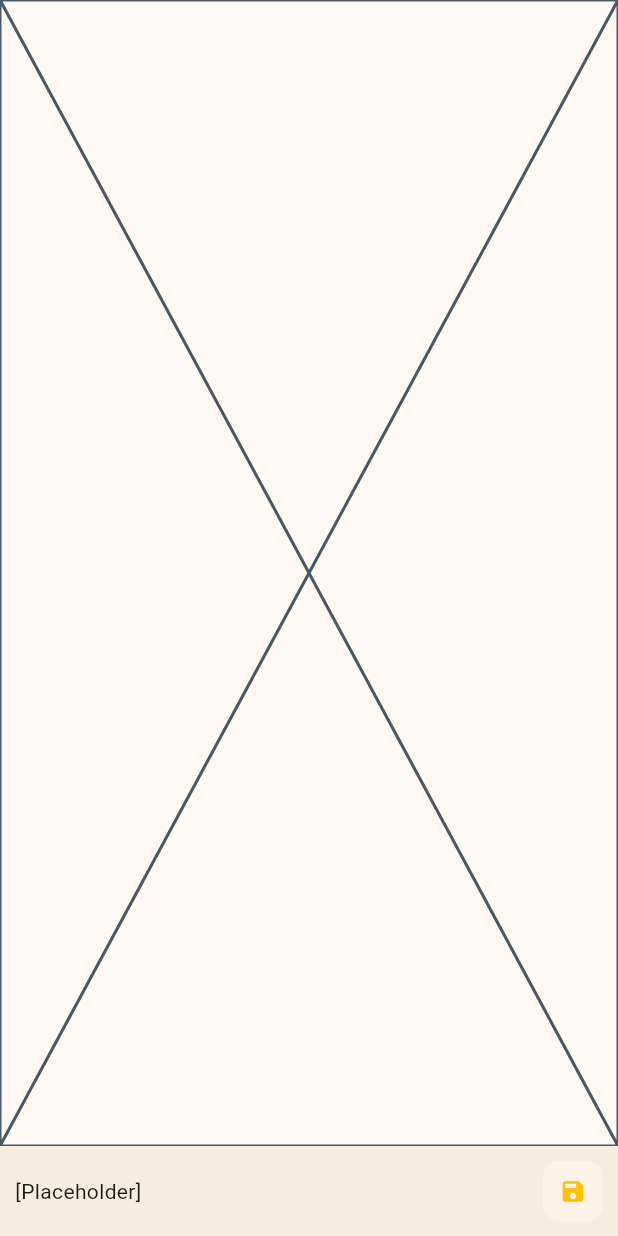
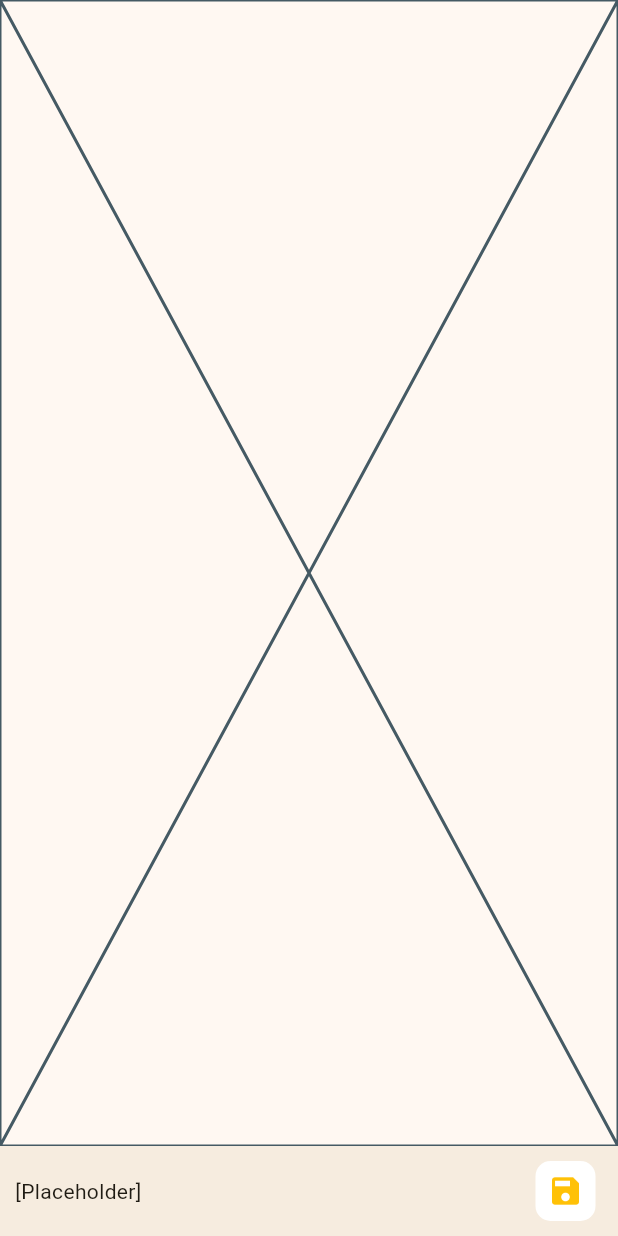
Before and after one commit to JSPasta/Mobile-App, a Flutter app: the screen it shows after launch, on a phone screen of 412 x 824 dp. Run offline on Flutter 3.47's test engine with Material 3 defaults, Android fonts, the phone set to English and light mode, and no system bars.

Commit message:
trying new custom button

```diff
--- /dev/null
+++ b/lib/components/button.dart
@@ -0,0 +1,68 @@
+import 'package:flutter/material.dart';
+
+class Button extends StatefulWidget {
+  final double height;
+  final Icon icon;
+
+  const Button({super.key, required this.icon, this.height = 40});
+
+  @override
+  State<Button> createState() => _ButtonState();
+}
+
+class _ButtonState extends State<Button> with SingleTickerProviderStateMixin {
+  late AnimationController _controller;
+  late Animation<Color?> _backgroundColor;
+  final Color _defaultColor = Colors.white;
+  final Color _hoverColor = Colors.amber[100]!;
+
+  @override
+  void initState() {
+    super.initState();
+    _controller = AnimationController(
+      vsync: this,
+      duration: const Duration(milliseconds: 200),
+    );
+    _backgroundColor =
+        ColorTween(begin: _defaultColor, end: _hoverColor).animate(_controller);
+  }
+
+  @override
+  void dispose() {
+    _controller.dispose();
+    super.dispose();
+  }
+
+  @override
+  Widget build(BuildContext context) {
+    return MouseRegion(
+      cursor: SystemMouseCursors.click,
+      onEnter: (event) => _controller.forward(),
+      onExit: (event) => _controller.reverse(),
+      child: AnimatedBuilder(
+        animation: _backgroundColor,
+        builder: (context, child) => SizedBox(
+          child: AspectRatio(
+            aspectRatio: 1,
+            child: Container(
+              height: widget.height,
+              margin: const EdgeInsets.all(5),
+              decoration: BoxDecoration(
+                color: _backgroundColor.value,
+                borderRadius: BorderRadius.circular(10),
+              ),
+              child: Center(
+                child: IconTheme(
+                  data: const IconThemeData(
+                    color: Colors.amber,
+                  ),
+                  child: widget.icon,
+                ),
+              ),
+            ),
+          ),
+        ),
+      ),
+    );
+  }
+}
--- a/lib/main.dart
+++ b/lib/main.dart
@@ -1,4 +1,5 @@
 import 'package:flutter/material.dart';
+import 'package:jspaste_mobile/components/button.dart';
 
 void main() {
   runApp(const MainApp());
@@ -38,9 +39,7 @@ class JSPasteBottomBar extends StatelessWidget {
         children: [
           Text('[Placeholder]'),
           Spacer(),
-          BottomBarButton(
-            icon: Icon(Icons.save),
-          ),
+          Button(icon: Icon(Icons.save)),
         ],
       ),
     );
--- a/pubspec.yaml
+++ b/pubspec.yaml
@@ -7,6 +7,7 @@ environment:
   sdk: '>=3.2.6 <4.0.0'
 
 dependencies:
+  code_editor: ^2.1.0
   flutter:
     sdk: flutter
 
```
Also changed, not shown: pubspec.lock.
